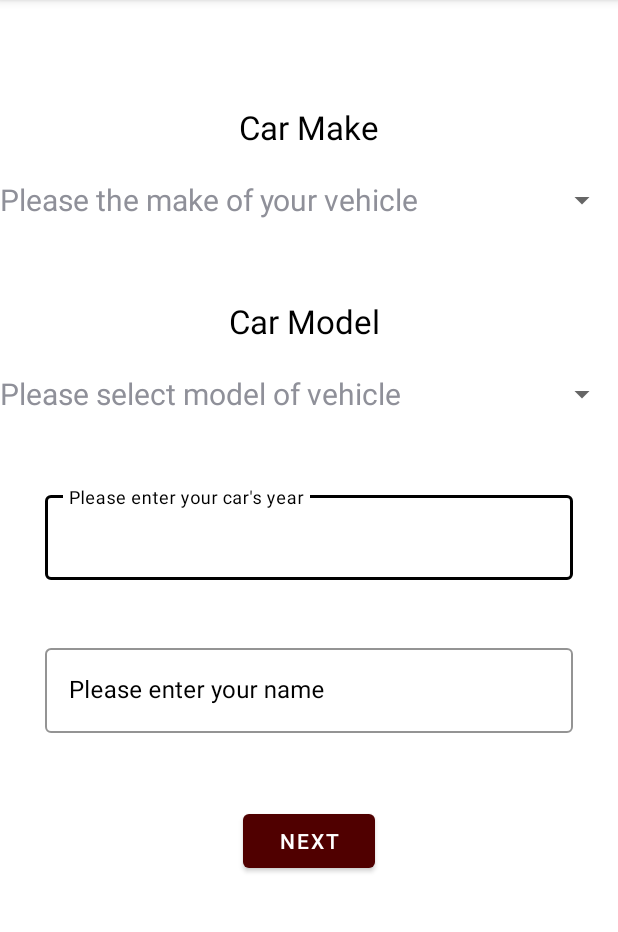
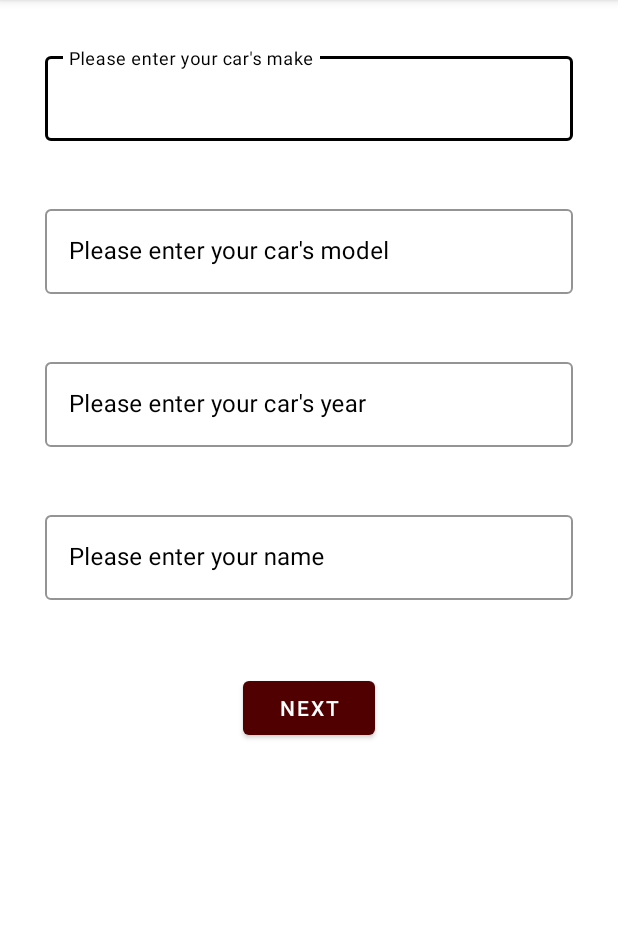
Before and after one commit to zpricetamu/VehicleMaintenanceApplication, an Android app: the CarSelect screen opened directly, with no data from a screen before it, on a phone screen of 412 x 824 dp, the part 84-1016 px from its top. Run offline under Robolectric (Android 15) with nearby library versions, the phone set to English and light mode, and no system bars.

Commit message:
added GET stuff

```diff
--- a/app/build.gradle
+++ b/app/build.gradle
@@ -64,6 +64,7 @@ dependencies {
     implementation "androidx.lifecycle:lifecycle-viewmodel-ktx:2.5.1"
     implementation "androidx.coordinatorlayout:coordinatorlayout:1.2.0"
     //added this thing
+    implementation 'com.github.tapadoo:alerter:7.2.4'
 
 
 }
--- a/app/src/main/AndroidManifest.xml
+++ b/app/src/main/AndroidManifest.xml
@@ -3,6 +3,7 @@
     package="com.example.vehiclemaintenanceapplication">
 
     <uses-permission android:name="android.permission.INTERNET"/>
+    <uses-permission android:name="android.permission.ACCESS_NETWORK_STATE" />
     <uses-permission android:name="android.permission.ACCESS_FINE_LOCATION"/>
     <uses-permission android:name="android.permission.ACCESS_BACKGROUND_LOCATION"/>
     <uses-permission android:name="android.permission.ACCESS_COARSE_LOCATION"/>
--- a/app/src/main/java/com/example/vehiclemaintenanceapplication/Backend/CarDataGet.kt
+++ b/app/src/main/java/com/example/vehiclemaintenanceapplication/Backend/CarDataGet.kt
@@ -16,6 +16,7 @@ data class CarDataGet (
     @SerializedName("engine_oil_temperature") val oilTemp : Int?,
     @SerializedName("o2_bank_1_voltage") val o2bank1 : Double?,
     @SerializedName("o2_bank_2_voltage") val o2bank2 : Double?,
+    @SerializedName("obd_fault_code") val obd_fault_code : String?,
 
 
 
--- a/app/src/main/res/layout/activity_main.xml
+++ b/app/src/main/res/layout/activity_main.xml
@@ -51,7 +51,7 @@
             android:id="@+id/status"
             android:layout_width="wrap_content"
             android:layout_height="wrap_content"
-            android:text="Status: Normal"
+            android:text="Status: --"
             app:layout_constraintEnd_toEndOf="@+id/cartype"
             app:layout_constraintStart_toStartOf="@+id/cartype"
             app:layout_constraintTop_toBottomOf="@+id/cartype"
@@ -89,7 +89,7 @@
                             android:paddingLeft="15dp"
                             android:paddingTop="20dp"
                             android:paddingBottom="15dp"
-                            android:text="Preventative Maintenance: --"
+                            android:text="Preventative Maintenance: Not Available"
                             android:textSize="20dp"
                             android:textStyle="bold" />
 
--- a/app/src/main/res/layout/car_select.xml
+++ b/app/src/main/res/layout/car_select.xml
@@ -8,51 +8,51 @@
     tools:context=".CarSelect"
     android:background="@color/white">
     <!--spinner 1-->
-    <Spinner
-        android:id="@+id/spinner"
+    <com.google.android.material.textfield.TextInputLayout
+        android:id="@+id/makecar"
+        style="@style/TextInputLayout"
         android:layout_width="match_parent"
-        android:layout_height="60dp"
-        android:layout_marginTop="4dp"
-        android:outlineAmbientShadowColor="@color/purple_500"
-        app:layout_constraintTop_toBottomOf="@+id/textView"
-        tools:layout_editor_absoluteX="0dp" />
+        android:layout_height="wrap_content"
+        android:layout_marginTop="32dp"
+        android:textColorHint="@color/black"
+        android:hint="Please enter your car's make"
+        android:paddingHorizontal="30dp"
+        app:layout_constraintTop_toTopOf="parent">
+
+        <!--name input-->
+        <com.google.android.material.textfield.TextInputEditText
+            android:id="@+id/makecar_input"
+            android:layout_width="match_parent"
+            android:textColor="@color/black"
+            android:layout_height="wrap_content"
+            android:inputType="textEmailAddress"
+            android:maxLines="1" />
+
+    </com.google.android.material.textfield.TextInputLayout>
     <!--car make text-->
-    <TextView
-        android:id="@+id/textView"
-        android:layout_width="wrap_content"
+
+    <!--spinner 2-->
+    <com.google.android.material.textfield.TextInputLayout
+        android:id="@+id/modelcar"
+        style="@style/TextInputLayout"
+        android:layout_width="match_parent"
         android:layout_height="wrap_content"
-        android:layout_marginTop="70dp"
-        android:text="Car Make"
-        android:textColor="@color/black"
-        android:textSize="22sp"
-        app:layout_constraintEnd_toEndOf="parent"
-        app:layout_constraintStart_toStartOf="parent"
-        app:layout_constraintTop_toTopOf="parent"
-        app:layout_editor_absoluteX="144dp"
-        app:layout_editor_absoluteY="105dp" />
-    <!--spinner 2-->
-    <Spinner
-        android:id="@+id/spinner2"
-        android:layout_width="match_parent"
-        android:layout_height="60dp"
-        android:layout_marginTop="4dp"
-        app:layout_constraintTop_toBottomOf="@+id/textView2"
-        tools:layout_editor_absoluteX="0dp" />
-    <!--Car model text-->
-    <TextView
-        android:id="@+id/textView2"
-        android:layout_width="wrap_content"
-        android:layout_height="wrap_content"
-        android:layout_marginTop="100dp"
-        android:text="Car Model"
-        android:textColor="@color/black"
-        android:textSize="22sp"
-        app:layout_constraintEnd_toEndOf="parent"
-        app:layout_constraintHorizontal_bias="0.49"
-        app:layout_constraintStart_toStartOf="parent"
-        app:layout_constraintTop_toBottomOf="@id/textView"
-        app:layout_editor_absoluteX="144dp"
-        app:layout_editor_absoluteY="105dp" />
+        android:layout_marginTop="32dp"
+        android:textColorHint="@color/black"
+        android:hint="Please enter your car's model"
+        android:paddingHorizontal="30dp"
+        app:layout_constraintTop_toBottomOf="@id/makecar">
+
+        <!--name input-->
+        <com.google.android.material.textfield.TextInputEditText
+            android:id="@+id/modelcar_input"
+            android:layout_width="match_parent"
+            android:textColor="@color/black"
+            android:layout_height="wrap_content"
+            android:inputType="textEmailAddress"
+            android:maxLines="1" />
+
+    </com.google.android.material.textfield.TextInputLayout>
     <!--next button-->
     <Button
         android:id="@+id/button"
@@ -62,7 +62,8 @@
         android:layout_marginTop="40dp"
         app:layout_constraintEnd_toEndOf="parent"
         app:layout_constraintStart_toStartOf="parent"
-        app:layout_constraintTop_toBottomOf="@id/name" />
+        app:layout_constraintTop_toBottomOf="@id/name"
+        />
     <!--name input area-->
 
 
@@ -75,7 +76,8 @@
         android:textColorHint="@color/black"
         android:hint="Please enter your car's year"
         android:paddingHorizontal="30dp"
-        app:layout_constraintTop_toBottomOf="@id/spinner2">
+        app:layout_constraintTop_toBottomOf="@id/modelcar"
+        >
 
         <!--name input-->
         <com.google.android.material.textfield.TextInputEditText
--- a/app/src/main/res/menu/nav_menu.xml
+++ b/app/src/main/res/menu/nav_menu.xml
@@ -27,7 +27,7 @@
         android:title="Maintenance"/>
 
     <item
-        android:id="@+id/alerts"
+        android:id="@+id/nav_flag"
         android:icon="@drawable/ic_action_alert"
         android:title="Alerts"
         />
--- a/settings.gradle
+++ b/settings.gradle
@@ -10,6 +10,7 @@ dependencyResolutionManagement {
     repositories {
         google()
         mavenCentral()
+        maven {url "https://jitpack.io"}
     }
 }
 rootProject.name = "VehicleMaintenanceApplication"
```
Also changed, not shown: app/src/main/java/com/example/vehiclemaintenanceapplication/Backend/APICar.kt (+8 -2 lines), app/src/main/java/com/example/vehiclemaintenanceapplication/Backend/CarViewModel.kt (+10 -3 lines), app/src/main/java/com/example/vehiclemaintenanceapplication/Backend/OBDGet.kt (+5 -5 lines), app/src/main/java/com/example/vehiclemaintenanceapplication/Backend/Repository/Repository.kt (+6 -2 lines), app/src/main/java/com/example/vehiclemaintenanceapplication/CarSelect.kt (+19 -42 lines), app/src/main/java/com/example/vehiclemaintenanceapplication/MainActivity.kt (+88 -29 lines), app/src/main/java/com/example/vehiclemaintenanceapplication/Maintenance.kt (+13 -10 lines), app/src/main/res/values/strings.xml (+138 -0 lines), build.gradle (line endings or trailing spaces).
